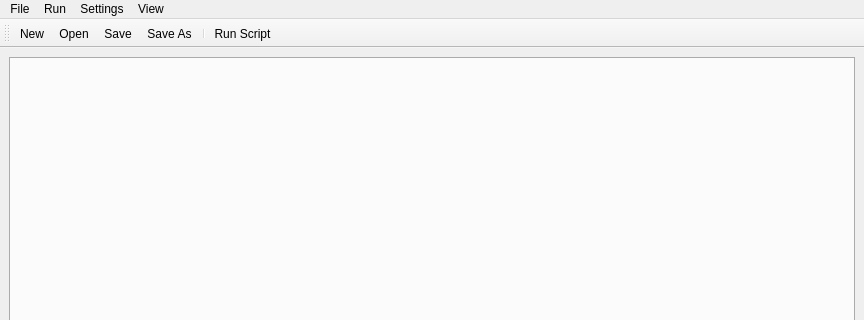
First picture: the form in Plugins/GUI/x4c_gui_layout.ui, repository bvbohnen/X4_Customizer, before the edit; both pictures show x 0 to 864 and y 0 to 320 of the 864 by 690 pixel window.
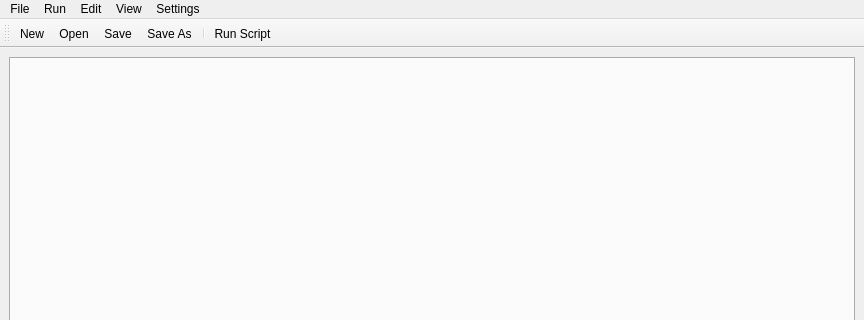
Second picture: the form after the edit.

```diff
--- a/Plugins/GUI/x4c_gui_layout.ui
+++ b/Plugins/GUI/x4c_gui_layout.ui
@@ -84,10 +84,16 @@
     </property>
     <addaction name="action_View_Output"/>
    </widget>
+   <widget class="QMenu" name="menuEdit">
+    <property name="title">
+     <string>Edit</string>
+    </property>
+   </widget>
    <addaction name="menuFile"/>
    <addaction name="menuRun"/>
-   <addaction name="menuSettings"/>
+   <addaction name="menuEdit"/>
    <addaction name="menuView"/>
+   <addaction name="menuSettings"/>
   </widget>
   <widget class="QStatusBar" name="statusbar"/>
   <widget class="QToolBar" name="toolBar">
```
Left out of the diff: 20 changed lines with no effect on the pictures.
